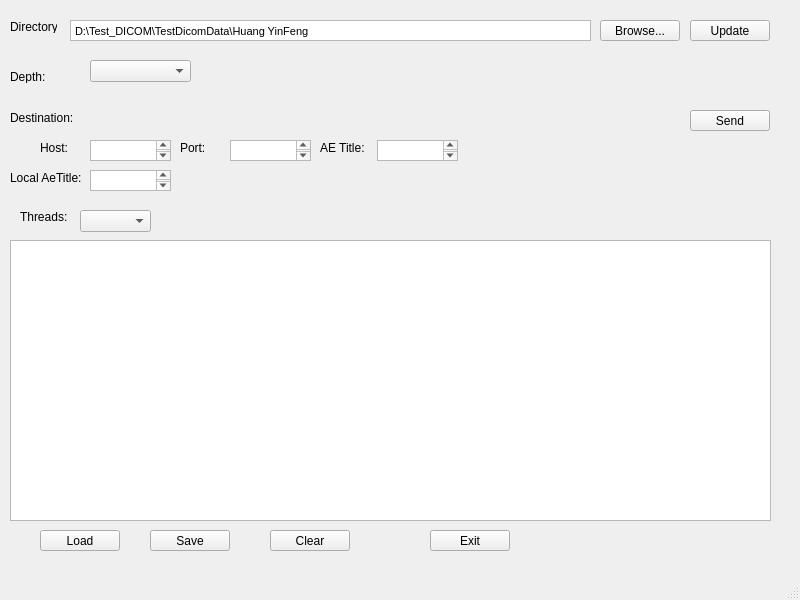
Before: the Qt Designer form Tools/SendDicomSCU/mainwindow.ui in zyq1569/HealthApp, drawn with Qt 5.
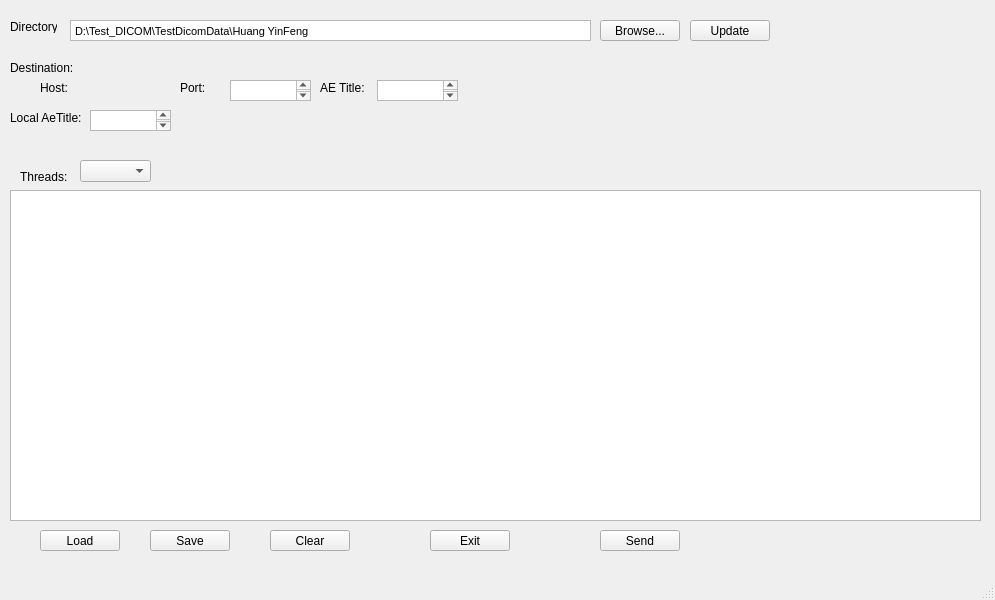
After: the same form once the commit is applied.

What changed in the file:
```diff
--- a/Tools/SendDicomSCU/mainwindow.ui
+++ b/Tools/SendDicomSCU/mainwindow.ui
@@ -6,7 +6,7 @@
    <rect>
     <x>0</x>
     <y>0</y>
-    <width>800</width>
+    <width>995</width>
     <height>600</height>
    </rect>
   </property>
@@ -27,24 +27,11 @@
      <string>Directory:</string>
     </property>
    </widget>
-   <widget class="QLabel" name="label_2">
-    <property name="geometry">
-     <rect>
-      <x>10</x>
-      <y>70</y>
-      <width>47</width>
-      <height>13</height>
-     </rect>
-    </property>
-    <property name="text">
-     <string>Depth:</string>
-    </property>
-   </widget>
    <widget class="QLabel" name="label_3">
     <property name="geometry">
      <rect>
       <x>10</x>
-      <y>110</y>
+      <y>60</y>
       <width>71</width>
       <height>16</height>
      </rect>
@@ -57,7 +44,7 @@
     <property name="geometry">
      <rect>
       <x>20</x>
-      <y>210</y>
+      <y>170</y>
       <width>47</width>
       <height>13</height>
      </rect>
@@ -66,21 +53,11 @@
      <string>Threads:</string>
     </property>
    </widget>
-   <widget class="QComboBox" name="comboBox_2">
-    <property name="geometry">
-     <rect>
-      <x>90</x>
-      <y>60</y>
-      <width>101</width>
-      <height>22</height>
-     </rect>
-    </property>
-   </widget>
    <widget class="QComboBox" name="comboBox_3">
     <property name="geometry">
      <rect>
       <x>80</x>
-      <y>210</y>
+      <y>160</y>
       <width>71</width>
       <height>22</height>
      </rect>
@@ -90,9 +67,9 @@
     <property name="geometry">
      <rect>
       <x>10</x>
-      <y>240</y>
-      <width>761</width>
-      <height>281</height>
+      <y>190</y>
+      <width>971</width>
+      <height>331</height>
      </rect>
     </property>
    </widget>
@@ -177,8 +154,8 @@
    <widget class="QPushButton" name="pBSend">
     <property name="geometry">
      <rect>
-      <x>690</x>
-      <y>110</y>
+      <x>600</x>
+      <y>530</y>
       <width>80</width>
       <height>21</height>
      </rect>
@@ -191,7 +168,7 @@
     <property name="geometry">
      <rect>
       <x>40</x>
-      <y>140</y>
+      <y>80</y>
       <width>31</width>
       <height>16</height>
      </rect>
@@ -200,21 +177,11 @@
      <string>Host:</string>
     </property>
    </widget>
-   <widget class="QTextEdit" name="tHostIp">
-    <property name="geometry">
-     <rect>
-      <x>90</x>
-      <y>140</y>
-      <width>81</width>
-      <height>21</height>
-     </rect>
-    </property>
-   </widget>
    <widget class="QTextEdit" name="tPort">
     <property name="geometry">
      <rect>
       <x>230</x>
-      <y>140</y>
+      <y>80</y>
       <width>81</width>
       <height>21</height>
      </rect>
@@ -224,7 +191,7 @@
     <property name="geometry">
      <rect>
       <x>377</x>
-      <y>140</y>
+      <y>80</y>
       <width>81</width>
       <height>21</height>
      </rect>
@@ -234,7 +201,7 @@
     <property name="geometry">
      <rect>
       <x>90</x>
-      <y>170</y>
+      <y>110</y>
       <width>81</width>
       <height>21</height>
      </rect>
@@ -244,7 +211,7 @@
     <property name="geometry">
      <rect>
       <x>180</x>
-      <y>140</y>
+      <y>80</y>
       <width>31</width>
       <height>16</height>
      </rect>
@@ -257,7 +224,7 @@
     <property name="geometry">
      <rect>
       <x>320</x>
-      <y>140</y>
+      <y>80</y>
       <width>51</width>
       <height>16</height>
      </rect>
@@ -270,7 +237,7 @@
     <property name="geometry">
      <rect>
       <x>10</x>
-      <y>170</y>
+      <y>110</y>
       <width>71</width>
       <height>16</height>
      </rect>
```
Left out of the diff: 2 changed lines with no effect on the pictures.
